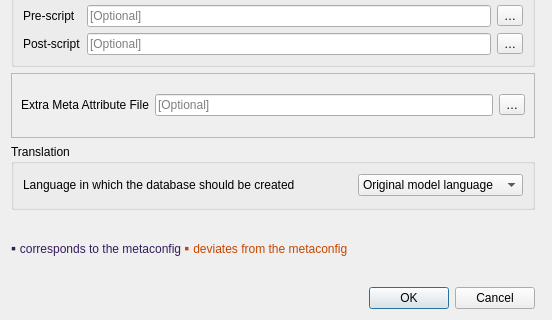
This is QgisModelBaker/ui/ili2db_options.ui in opengisch/QgisModelBaker as Qt 5 draws it before an edit; both pictures show x 0 to 552 and y 413 to 733 of the 552 by 733 pixel window. The edited form follows.
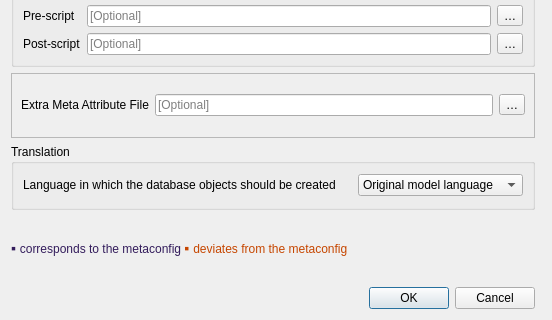
This is the edited form.

Commit message: fix tooltip and label texts

```diff
--- a/QgisModelBaker/ui/ili2db_options.ui
+++ b/QgisModelBaker/ui/ili2db_options.ui
@@ -276,7 +276,7 @@
 Select the language in which the QGIS project is to be set up.</string>
         </property>
         <property name="text">
-         <string>Language in which the database should be created</string>
+         <string>Language in which the database objects should be created</string>
         </property>
        </widget>
       </item>
```
Left out of the diff: 3 changed lines with no effect on the pictures. The commit also changes 1 other file.
